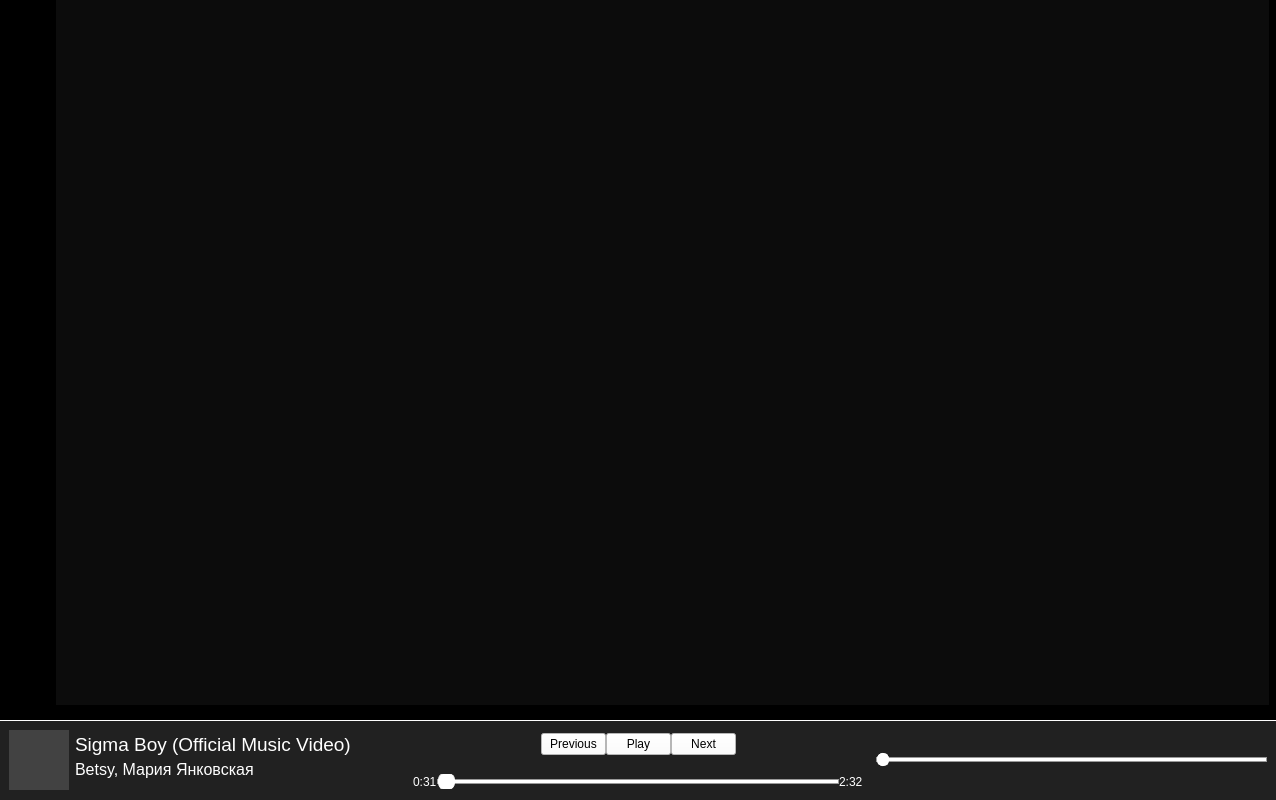
First picture: the form in Source/Widgets/MainWindow/mainwindow.ui, repository Stalker72742/MusicPlayer, before the edit.
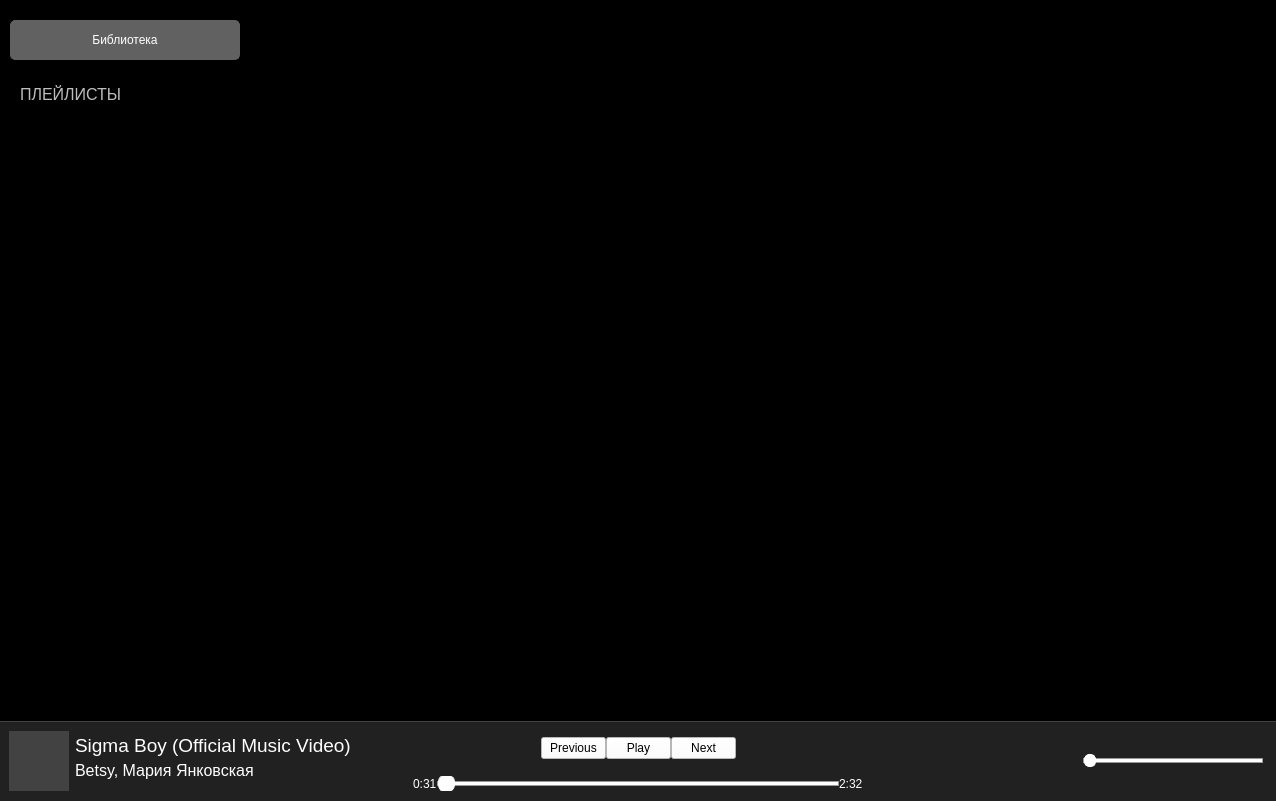
Second picture: the form after the edit.

Commit message: main window design

Patch:
```diff
--- a/Source/Widgets/MainWindow/mainwindow.ui
+++ b/Source/Widgets/MainWindow/mainwindow.ui
@@ -7,7 +7,7 @@
     <x>0</x>
     <y>0</y>
     <width>1276</width>
-    <height>800</height>
+    <height>801</height>
    </rect>
   </property>
   <property name="windowTitle">
@@ -21,6 +21,9 @@
   </property>
   <widget class="QWidget" name="centralwidget">
    <layout class="QVBoxLayout" name="verticalLayout">
+    <property name="spacing">
+     <number>0</number>
+    </property>
     <property name="leftMargin">
      <number>0</number>
     </property>
@@ -40,6 +43,9 @@
 border : 5px;</string>
       </property>
       <layout class="QHBoxLayout" name="horizontalLayout_2">
+       <property name="spacing">
+        <number>0</number>
+       </property>
        <property name="leftMargin">
         <number>0</number>
        </property>
@@ -50,7 +56,7 @@
         <number>0</number>
        </property>
        <property name="bottomMargin">
-        <number>9</number>
+        <number>0</number>
        </property>
        <item>
         <widget class="QWidget" name="mediateka" native="true">
@@ -62,14 +68,14 @@
          </property>
          <property name="minimumSize">
           <size>
-           <width>50</width>
+           <width>250</width>
            <height>0</height>
           </size>
          </property>
          <property name="styleSheet">
           <string notr="true">background-color: rgba(12, 12, 12, 0);</string>
          </property>
-         <layout class="QHBoxLayout" name="horizontalLayout">
+         <layout class="QVBoxLayout" name="verticalLayout_6">
           <property name="leftMargin">
            <number>0</number>
           </property>
@@ -82,36 +88,179 @@
           <property name="bottomMargin">
            <number>0</number>
           </property>
+          <item>
+           <layout class="QVBoxLayout" name="verticalLayout_5">
+            <property name="spacing">
+             <number>0</number>
+            </property>
+            <item>
+             <widget class="QWidget" name="widget_7" native="true">
+              <property name="sizePolicy">
+               <sizepolicy hsizetype="Preferred" vsizetype="Fixed">
+                <horstretch>0</horstretch>
+                <verstretch>0</verstretch>
+               </sizepolicy>
+              </property>
+              <property name="minimumSize">
+               <size>
+                <width>0</width>
+                <height>40</height>
+               </size>
+              </property>
+              <layout class="QVBoxLayout" name="verticalLayout_7">
+               <property name="leftMargin">
+                <number>10</number>
+               </property>
+               <property name="topMargin">
+                <number>0</number>
+               </property>
+               <property name="rightMargin">
+                <number>10</number>
+               </property>
+               <property name="bottomMargin">
+                <number>0</number>
+               </property>
+               <item>
+                <spacer name="verticalSpacer">
+                 <property name="orientation">
+                  <enum>Qt::Orientation::Vertical</enum>
+                 </property>
+                 <property name="sizeType">
+                  <enum>QSizePolicy::Policy::Fixed</enum>
+                 </property>
+                 <property name="sizeHint" stdset="0">
+                  <size>
+                   <width>20</width>
+                   <height>20</height>
+                  </size>
+                 </property>
+                </spacer>
+               </item>
+               <item>
+                <widget class="QPushButton" name="pushButton">
+                 <property name="sizePolicy">
+                  <sizepolicy hsizetype="Fixed" vsizetype="Fixed">
+                   <horstretch>0</horstretch>
+                   <verstretch>0</verstretch>
+                  </sizepolicy>
+                 </property>
+                 <property name="minimumSize">
+                  <size>
+                   <width>230</width>
+                   <height>40</height>
+                  </size>
+                 </property>
+                 <property name="styleSheet">
+                  <string notr="true">color: rgb(255, 255, 255);
+background-color: rgb(97, 97, 97);
+
+border: 1px solid rgb(97, 97, 97);
+border-radius: 5px;</string>
+                 </property>
+                 <property name="text">
+                  <string>Библиотека</string>
+                 </property>
+                </widget>
+               </item>
+              </layout>
+             </widget>
+            </item>
+            <item>
+             <widget class="QWidget" name="widget_8" native="true">
+              <property name="sizePolicy">
+               <sizepolicy hsizetype="Preferred" vsizetype="Fixed">
+                <horstretch>0</horstretch>
+                <verstretch>0</verstretch>
+               </sizepolicy>
+              </property>
+              <property name="minimumSize">
+               <size>
+                <width>0</width>
+                <height>35</height>
+               </size>
+              </property>
+              <layout class="QVBoxLayout" name="verticalLayout_8">
+               <property name="leftMargin">
+                <number>20</number>
+               </property>
+               <property name="topMargin">
+                <number>0</number>
+               </property>
+               <property name="rightMargin">
+                <number>0</number>
+               </property>
+               <property name="bottomMargin">
+                <number>0</number>
+               </property>
+               <item>
+                <spacer name="verticalSpacer_2">
+                 <property name="orientation">
+                  <enum>Qt::Orientation::Vertical</enum>
+                 </property>
+                 <property name="sizeType">
+                  <enum>QSizePolicy::Policy::Fixed</enum>
+                 </property>
+                 <property name="sizeHint" stdset="0">
+                  <size>
+                   <width>20</width>
+                   <height>25</height>
+                  </size>
+                 </property>
+                </spacer>
+               </item>
+               <item>
+                <widget class="QLabel" name="PlaylistsLabel">
+                 <property name="font">
+                  <font>
+                   <pointsize>12</pointsize>
+                  </font>
+                 </property>
+                 <property name="styleSheet">
+                  <string notr="true">color: rgb(189, 189, 189);</string>
+                 </property>
+                 <property name="text">
+                  <string>ПЛЕЙЛИСТЫ</string>
+                 </property>
+                </widget>
+               </item>
+              </layout>
+             </widget>
+            </item>
+            <item>
+             <widget class="QScrollArea" name="mediatekaScrollArea">
+              <property name="widgetResizable">
+               <bool>true</bool>
+              </property>
+              <widget class="QWidget" name="scrollAreaWidgetContents">
+               <property name="geometry">
+                <rect>
+                 <x>0</x>
+                 <y>0</y>
+                 <width>250</width>
+                 <height>600</height>
+                </rect>
+               </property>
+              </widget>
+             </widget>
+            </item>
+           </layout>
+          </item>
          </layout>
         </widget>
        </item>
        <item>
-        <layout class="QVBoxLayout" name="playlistLayout">
-         <item>
-          <widget class="QWidget" name="widget_2" native="true">
-           <property name="styleSheet">
-            <string notr="true">background-color: rgb(12, 12, 12);</string>
-           </property>
-           <layout class="QHBoxLayout" name="horizontalLayout_8"/>
-          </widget>
-         </item>
-        </layout>
-       </item>
-       <item>
-        <spacer name="horizontalSpacer">
-         <property name="orientation">
-          <enum>Qt::Orientation::Horizontal</enum>
+        <widget class="QWidget" name="playlistWidget1" native="true">
+         <property name="sizePolicy">
+          <sizepolicy hsizetype="Expanding" vsizetype="Preferred">
+           <horstretch>0</horstretch>
+           <verstretch>0</verstretch>
+          </sizepolicy>
          </property>
-         <property name="sizeType">
-          <enum>QSizePolicy::Policy::Fixed</enum>
+         <property name="styleSheet">
+          <string notr="true">background-color: rgb(0, 0, 0);</string>
          </property>
-         <property name="sizeHint" stdset="0">
-          <size>
-           <width>7</width>
-           <height>20</height>
-          </size>
-         </property>
-        </spacer>
+         <layout class="QVBoxLayout" name="playlistLayout"/>
+        </widget>
        </item>
       </layout>
      </widget>
@@ -139,7 +288,7 @@
 }
 
 QWidget#BottomPanel {
-	border-top: 1px solid white;
+	border-top: 1px solid #424242;
 	border-left: none;
     border-right: none;
     border-bottom: none;
@@ -272,7 +421,7 @@
            <property name="minimumSize">
             <size>
              <width>450</width>
-             <height>0</height>
+             <height>55</height>
             </size>
            </property>
            <property name="maximumSize">
@@ -282,12 +431,7 @@
             </size>
            </property>
            <property name="styleSheet">
-            <string notr="true">QWidget#widget{
-	border-top: 1px solid white;
-	border-left: none;
-    border-right: none;
-    border-bottom: none;
-}</string>
+            <string notr="true">background-color: rgba(255, 255, 255, 0);</string>
            </property>
            <layout class="QVBoxLayout" name="verticalLayout_3">
             <property name="spacing">
@@ -297,7 +441,7 @@
              <number>0</number>
             </property>
             <property name="topMargin">
-             <number>5</number>
+             <number>10</number>
             </property>
             <property name="rightMargin">
              <number>0</number>
@@ -553,17 +697,30 @@
             <property name="leftMargin">
              <number>0</number>
             </property>
+            <item>
+             <spacer name="horizontalSpacer_7">
+              <property name="orientation">
+               <enum>Qt::Orientation::Horizontal</enum>
+              </property>
+              <property name="sizeHint" stdset="0">
+               <size>
+                <width>40</width>
+                <height>20</height>
+               </size>
+              </property>
+             </spacer>
+            </item>
             <item>
              <widget class="QSlider" name="horizontalSlider_2">
               <property name="sizePolicy">
-               <sizepolicy hsizetype="Expanding" vsizetype="Fixed">
+               <sizepolicy hsizetype="Fixed" vsizetype="Fixed">
                 <horstretch>0</horstretch>
                 <verstretch>0</verstretch>
                </sizepolicy>
               </property>
               <property name="minimumSize">
                <size>
-                <width>0</width>
+                <width>180</width>
                 <height>0</height>
                </size>
               </property>
@@ -590,6 +747,22 @@
               </property>
              </widget>
             </item>
+            <item>
+             <spacer name="horizontalSpacer_6">
+              <property name="orientation">
+               <enum>Qt::Orientation::Horizontal</enum>
+              </property>
+              <property name="sizeType">
+               <enum>QSizePolicy::Policy::Fixed</enum>
+              </property>
+              <property name="sizeHint" stdset="0">
+               <size>
+                <width>4</width>
+                <height>20</height>
+               </size>
+              </property>
+             </spacer>
+            </item>
            </layout>
           </widget>
          </item>
```
Left out of the diff: 5 changed lines with no effect on the pictures. The commit also changes 3 other files.
